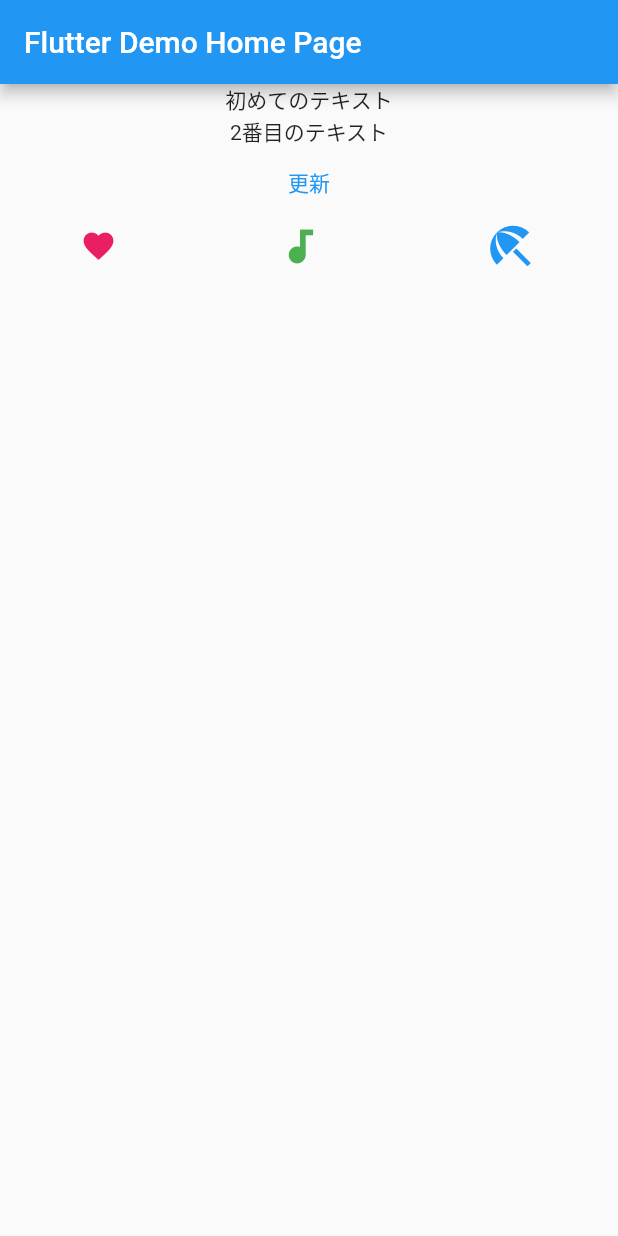
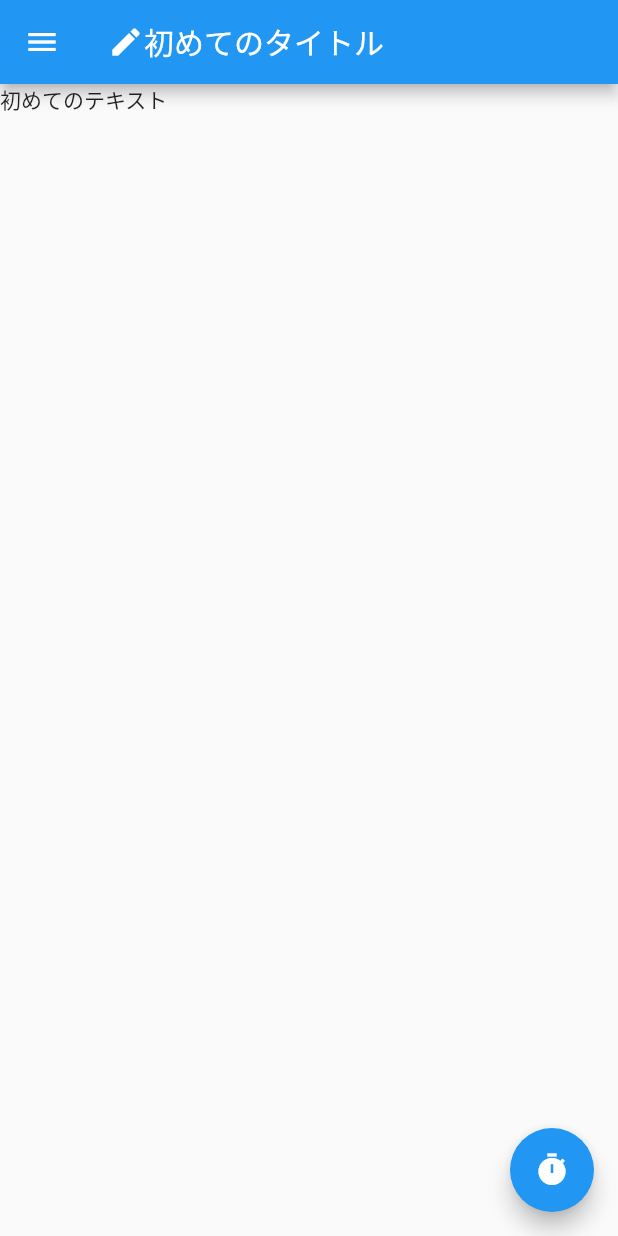
Before and after one commit to higakijin/flutter_hello_word, a Flutter app: the screen it shows after launch, on a phone screen of 412 x 824 dp. Run offline on Flutter 3.47's test engine with Material 2 defaults, Android fonts, the phone set to English and light mode, and no system bars.

Commit message:
[終了]初級編1

```diff
--- a/lib/main.dart
+++ b/lib/main.dart
@@ -65,35 +65,15 @@ class _MyHomePageState extends State<MyHomePage> {
   Widget build(BuildContext context) {
     return Scaffold(
       appBar: AppBar(
-        title: Text(widget.title),
-      ),
-      body: Column(children: [
-        Text("初めてのテキスト"),
-        Text("2番目のテキスト"),
-        TextButton(
-          onPressed: () => {print("ボタンが押されたよ！")},
-          child: Text("更新")
-        ),
-        Row(
-          mainAxisAlignment: MainAxisAlignment.spaceAround,
-          children: [
-            Icon(
-              Icons.favorite,
-              color: Colors.pink,
-              size: 24.0,
-            ),
-            Icon(
-              Icons.audiotrack,
-              color: Colors.green,
-              size: 30.0
-            ),
-            Icon(
-              Icons.beach_access,
-              color: Colors.blue,
-              size: 36.0,
-            )
-          ],
-        )
-      ]));
+        title: Row(children: [
+          Icon(Icons.create),
+          Text("初めてのタイトル"),
+        ])),
+      drawer: Drawer(child: Center(child:  Text("Drawer"))),
+      body: Text("初めてのテキスト"),
+        floatingActionButton: FloatingActionButton(
+          onPressed: () => { print("押したね？")},
+          child: Icon(Icons.timer)),
+    );
   }
 }
```
